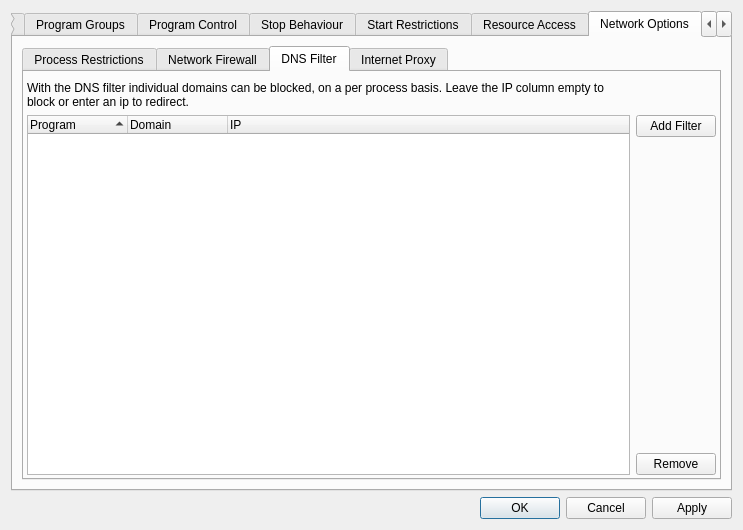
Above: SandboxiePlus/SandMan/Forms/OptionsWindow.ui from sandboxie-plus/Sandboxie before the change. Below: the same form after it.
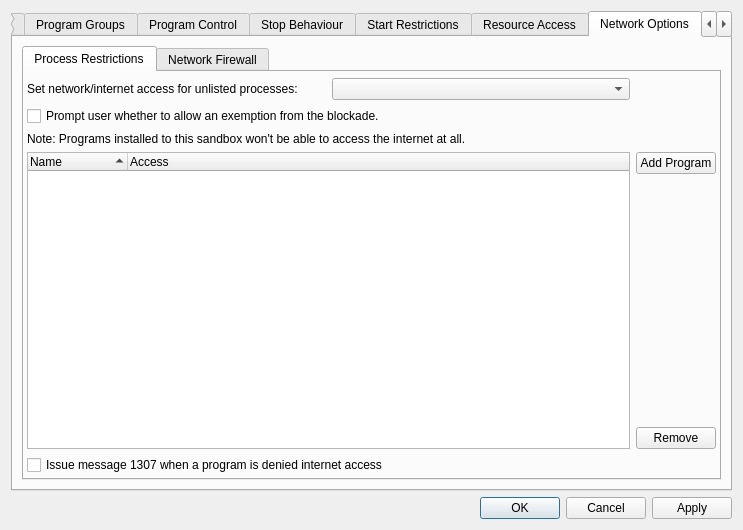
That is the form after the change. The open tabs and pages were chosen to show the change.

Diff of the .ui file:
```diff
--- a/SandboxiePlus/SandMan/Forms/OptionsWindow.ui
+++ b/SandboxiePlus/SandMan/Forms/OptionsWindow.ui
@@ -2804,159 +2804,6 @@
              </item>
             </layout>
            </widget>
-           <widget class="QWidget" name="tabDNS">
-            <attribute name="title">
-             <string>DNS Filter</string>
-            </attribute>
-            <layout class="QGridLayout" name="gridLayout_66">
-             <property name="leftMargin">
-              <number>3</number>
-             </property>
-             <property name="rightMargin">
-              <number>3</number>
-             </property>
-             <property name="bottomMargin">
-              <number>3</number>
-             </property>
-             <item row="0" column="0">
-              <layout class="QGridLayout" name="gridLayout_65">
-               <item row="1" column="1">
-                <widget class="QPushButton" name="btnAddDns">
-                 <property name="text">
-                  <string>Add Filter</string>
-                 </property>
-                </widget>
-               </item>
-               <item row="2" column="1">
-                <spacer name="verticalSpacer_32">
-                 <property name="orientation">
-                  <enum>Qt::Vertical</enum>
-                 </property>
-                 <property name="sizeHint" stdset="0">
-                  <size>
-                   <width>20</width>
-                   <height>40</height>
-                  </size>
-                 </property>
-                </spacer>
-               </item>
-               <item row="0" column="0">
-                <widget class="QLabel" name="label_19">
-                 <property name="text">
-                  <string>With the DNS filter individual domains can be blocked, on a per process basis. Leave the IP column empty to block or enter an ip to redirect.</string>
-                 </property>
-                 <property name="wordWrap">
-                  <bool>true</bool>
-                 </property>
-                </widget>
-               </item>
-               <item row="3" column="1">
-                <widget class="QPushButton" name="btnDelDns">
-                 <property name="text">
-                  <string>Remove</string>
-                 </property>
-                </widget>
-               </item>
-               <item row="1" column="0" rowspan="3">
-                <widget class="QTreeWidget" name="treeDns">
-                 <property name="sortingEnabled">
-                  <bool>true</bool>
-                 </property>
-                 <column>
-                  <property name="text">
-                   <string>Program</string>
-                  </property>
-                 </column>
-                 <column>
-                  <property name="text">
-                   <string>Domain</string>
-                  </property>
-                 </column>
-                 <column>
-                  <property name="text">
-                   <string>IP</string>
-                  </property>
-                 </column>
-                </widget>
-               </item>
-              </layout>
-             </item>
-            </layout>
-           </widget>
-           <widget class="QWidget" name="tabNetProxy">
-            <attribute name="title">
-             <string>Internet Proxy</string>
-            </attribute>
-            <layout class="QGridLayout" name="gridLayout_64">
-             <property name="leftMargin">
-              <number>3</number>
-             </property>
-             <property name="rightMargin">
-              <number>3</number>
-             </property>
-             <property name="bottomMargin">
-              <number>3</number>
-             </property>
-             <item row="0" column="0">
-              <layout class="QGridLayout" name="gridLayout_15">
-               <item row="1" column="1">
-                <widget class="QPushButton" name="btnAddProxy">
-                 <property name="text">
-                  <string>Add Proxy</string>
-                 </property>
-                </widget>
-               </item>
-               <item row="0" column="0">
-                <widget class="QLabel" name="label_18">
-                 <property name="text">
-                  <string>Sandboxed programs can be forced to use a preset socks5 proxy.</string>
-                 </property>
-                 <property name="wordWrap">
-                  <bool>true</bool>
-                 </property>
-                </widget>
-               </item>
-               <item row="2" column="1">
-                <spacer name="verticalSpacer_33">
-                 <property name="orientation">
-                  <enum>Qt::Vertical</enum>
-                 </property>
-                 <property name="sizeHint" stdset="0">
-                  <size>
-                   <width>20</width>
-                   <height>40</height>
-                  </size>
-                 </property>
-                </spacer>
-               </item>
-               <item row="3" column="1">
-                <widget class="QPushButton" name="btnDelProxy">
-                 <property name="text">
-                  <string>Remove</string>
-                 </property>
-                </widget>
-               </item>
-               <item row="1" column="0" rowspan="3">
-                <widget class="QTreeWidget" name="treeProxy">
-                 <property name="sortingEnabled">
-                  <bool>true</bool>
-                 </property>
-                 <column>
-                  <property name="text">
-                   <string>Program</string>
-                  </property>
-                 </column>
-                 <column>
-                  <property name="text">
-                   <string>Proxy</string>
-                  </property>
-                 </column>
-                </widget>
-               </item>
-              </layout>
-             </item>
-            </layout>
-           </widget>
           </widget>
          </item>
         </layout>
```
